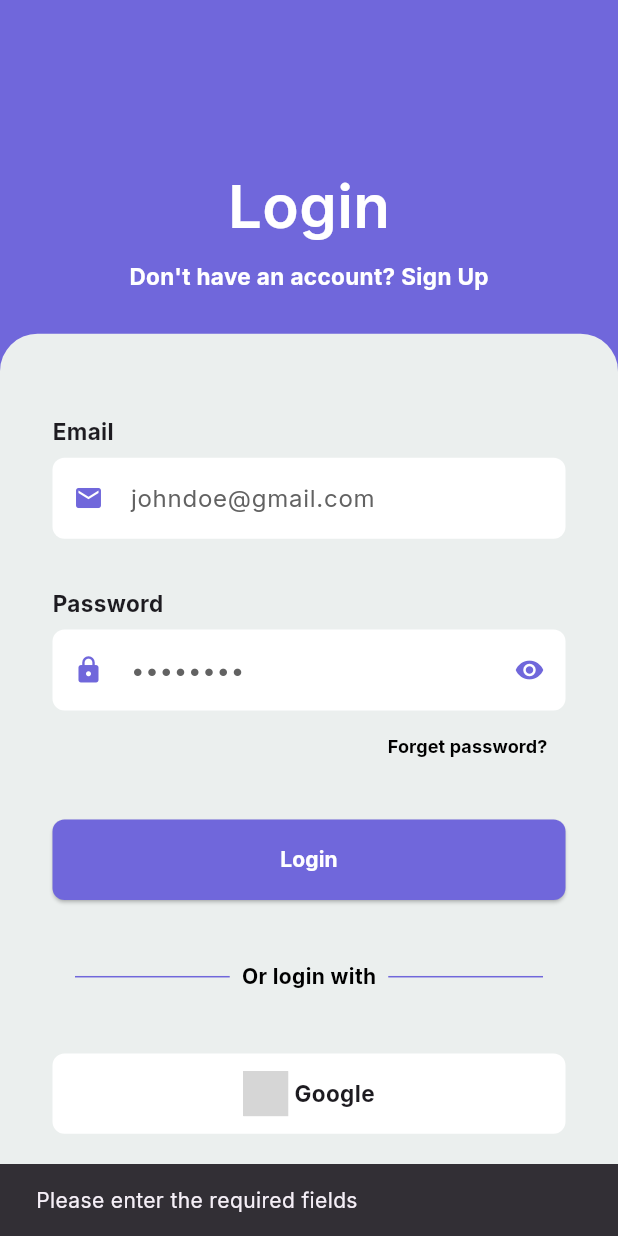
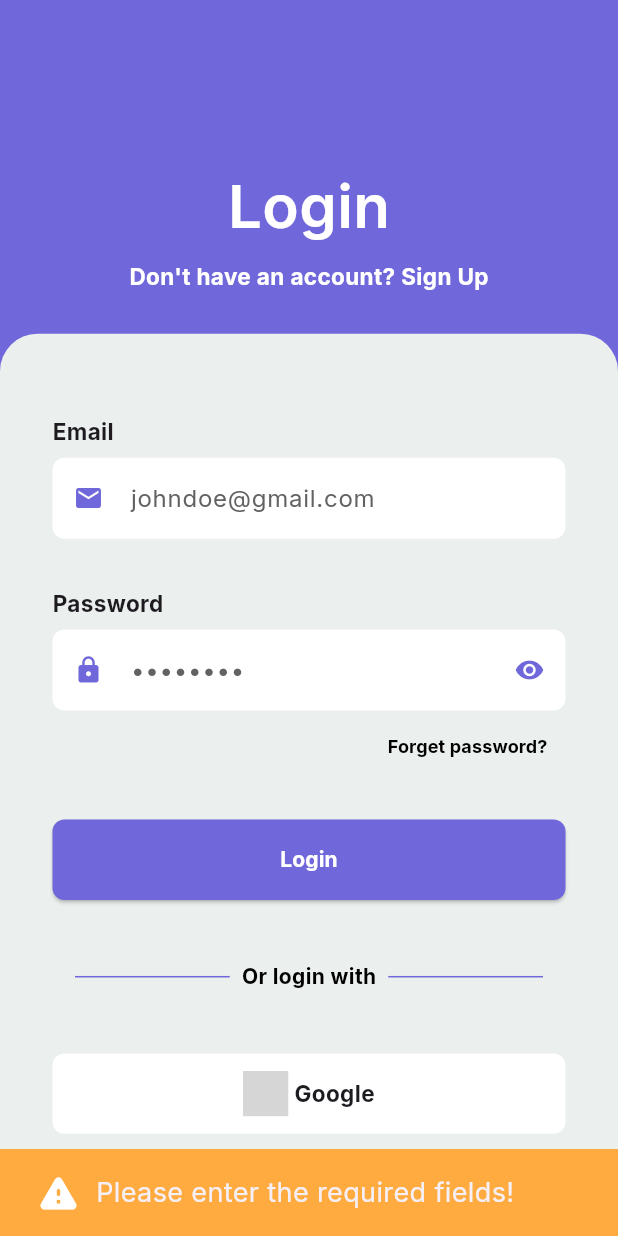
Before and after one commit to Sabinkc/order_management_system, a Flutter app: the screen it shows after launch, after a tap on "Login", on a phone screen of 412 x 824 dp. Run offline on Flutter 3.47's test engine with Material 3 defaults, Android fonts, the phone set to English and light mode, and no system bars; drawn by our look-alikes of keyboard_dismisser; our stand-ins replace device_info_plus, google_fonts, icons_plus, logger; grey boxes are pictures that could not be loaded.

Commit message:
added login  email and name in profile

```diff
--- a/lib/common/common_color.dart
+++ b/lib/common/common_color.dart
@@ -8,4 +8,5 @@ class CommonColor {
   static Color darkGreyColor = Color(0xFF626262);
   static Color whiteColor = Color(0xFFFFFFFF);
   static Color blackColor = Color(0xFF000000);
+  static Color snackbarColor = Colors.orangeAccent;
 }
--- a/lib/features/dashboard/presentation/screens/landing_screen.dart
+++ b/lib/features/dashboard/presentation/screens/landing_screen.dart
@@ -2,7 +2,7 @@ import 'package:flutter/material.dart';
 import 'package:order_management_system/common/common_color.dart';
 import 'package:order_management_system/features/dashboard/domain/bottom_navigationbar_provider.dart';
 import 'package:order_management_system/features/dashboard/presentation/screens/dashboard_screen.dart';
-import 'package:order_management_system/features/dashboard/presentation/screens/profile_screen.dart';
+import 'package:order_management_system/features/profile/presentation/screens/profile_screen.dart';
 import 'package:order_management_system/features/order%20history/presentation/screens/order_history_screen.dart';
 import 'package:provider/provider.dart';
 
--- a/lib/features/login/presentation/widgets/textfieldandloginbutton_widget_login.dart
+++ b/lib/features/login/presentation/widgets/textfieldandloginbutton_widget_login.dart
@@ -1,139 +1,3 @@
-// import 'package:flutter/cupertino.dart';
-// import 'package:flutter/material.dart';
-// import 'package:logger/logger.dart';
-// import 'package:order_management_system/common/common_color.dart';
-// import 'package:order_management_system/common/common_textfield.dart';
-// import 'package:order_management_system/features/dashboard/presentation/screens/landing_screen.dart';
-// import 'package:order_management_system/features/login/domain/auth_provider.dart';
-// import 'package:order_management_system/features/login/domain/login_textfield_provider.dart';
-// import 'package:provider/provider.dart';
-
-// class TextfieldandloginbuttonWidgetLogin extends StatelessWidget {
-//   const TextfieldandloginbuttonWidgetLogin({super.key});
-
-//   @override
-//   Widget build(BuildContext context) {
-//     final double screenHeight = MediaQuery.of(context).size.height;
-
-//     TextEditingController emailController = TextEditingController();
-//     TextEditingController passwordController = TextEditingController();
-//     final logger = Logger();
-
-//     return Column(
-//       crossAxisAlignment: CrossAxisAlignment.start,
-//       children: [
-//         Text(
-//           "Email",
-//           style: TextStyle(fontSize: 15, fontWeight: FontWeight.bold),
-//         ),
-//         SizedBox(
-//           height: screenHeight * 0.008,
-//         ),
-//         CommonTextfield(
-//           controller: emailController,
-//           hintText: "johndoe@gmail.com",
-//           prefixIcon: Icons.email,
-//         ),
-//         SizedBox(height: screenHeight * 0.04),
-//         Text(
-//           "Password",
-//           style: TextStyle(fontSize: 15, fontWeight: FontWeight.bold),
-//         ),
-//         SizedBox(
-//           height: screenHeight * 0.008,
-//         ),
-//         Consumer<LoginTextfieldProvider>(builder: (context, provider, child) {
-//           return CommonTextfield(
-//             controller: passwordController,
-//             isObscure: provider.isObscure,
-//             onSuffixPressed: provider.switchObscure,
-//             hintText: "••••••••",
-//             prefixIcon: Icons.lock,
-//             suffixIcon: provider.isObscure == true
-//                 ? Icons.visibility_off
-//                 : Icons.visibility,
-//           );
-//         }),
-//         Align(
-//           alignment: Alignment.centerRight,
-//           child: TextButton(
-//             onPressed: () {},
-//             child: Text(
-//               "Forget password?",
-//               style: TextStyle(
-//                   fontSize: 12,
-//                   fontWeight: FontWeight.bold,
-//                   color: Colors.black),
-//             ),
-//           ),
-//         ),
-//         SizedBox(
-//           height: screenHeight * 0.03,
-//         ),
-//         Consumer<AuthProvider>(
-//           builder: (context, provider, child) {
-//             return SizedBox(
-//               width: double.infinity,
-//               height: screenHeight * 0.065,
-//               child: ElevatedButton(
-//                   style: ElevatedButton.styleFrom(
-//                       shape: RoundedRectangleBorder(
-//                           borderRadius: BorderRadius.circular(8)),
-//                       foregroundColor: Colors.white,
-//                       backgroundColor: CommonColor.primaryColor),
-//                   onPressed: () async {
-//                     if (emailController.text.isEmpty ||
-//                         passwordController.text.isEmpty) {
-//                       ScaffoldMessenger.of(context).showSnackBar(
-//                         SnackBar(
-//                           duration: Duration(milliseconds: 300),
-//                           content: Text("Please enter the required field!"),
-//                         ),
-//                       );
-//                       return;
-//                     }
-//                     bool successfulLogin = await provider.login(
-//                         emailController.text, passwordController.text);
-
-//                     if (successfulLogin) {
-//                       if (context.mounted) {
-//                         Navigator.push(
-//                           context,
-//                           CupertinoPageRoute(
-//                               builder: (context) => LandingScreen()),
-//                         );
-//                       }
-//                     } else {
-//                       logger.i("Unable to login!");
-//                       if (context.mounted) {
-//                         ScaffoldMessenger.of(context).showSnackBar(
-//                           SnackBar(
-//                             duration: Duration(milliseconds: 300),
-//                             content: Text("Login Failed!"),
-//                           ),
-//                         );
-//                       }
-//                     }
-//                     logger.i("login pressed");
-//                   },
-
-//                   child: provider.isLoading == true
-//                       ? Center(
-//                           child: CircularProgressIndicator(
-//                           color: Colors.white,
-//                         ))
-//                       : Text(
-//                           "Login",
-//                           style: TextStyle(fontWeight: FontWeight.bold),
-//                         )),
-//             );
-//           },
-//         ),
-//       ],
-//     );
-//   }
-// }
-
 import 'package:flutter/cupertino.dart';
 import 'package:flutter/material.dart';
 import 'package:logger/logger.dart';
@@ -142,6 +6,7 @@ import 'package:order_management_system/common/common_textfield.dart';
 import 'package:order_management_system/features/dashboard/presentation/screens/landing_screen.dart';
 import 'package:order_management_system/features/login/domain/auth_provider.dart';
 import 'package:order_management_system/features/login/domain/login_textfield_provider.dart';
+import 'package:order_management_system/features/profile/domain/profile_data_provider.dart';
 import 'package:provider/provider.dart';
 
 class TextfieldandloginbuttonWidgetLogin extends StatelessWidget {
@@ -218,23 +83,57 @@ class TextfieldandloginbuttonWidgetLogin extends StatelessWidget {
                       foregroundColor: Colors.white,
                       backgroundColor: CommonColor.primaryColor),
                   onPressed: () async {
-                    final email = emailController.text.trim();
-                    final password = passwordController.text.trim();
+                    final email = emailController.text;
+                    final password = passwordController.text;
 
                     if (email.isEmpty || password.isEmpty) {
                       ScaffoldMessenger.of(context).showSnackBar(
                         SnackBar(
-                          content: Text("Please enter the required fields"),
-                          duration: Duration(seconds: 2),
+                          backgroundColor: CommonColor.snackbarColor,
+                          content: Center(
+                              child: Row(
+                            mainAxisAlignment: MainAxisAlignment.center,
+                            crossAxisAlignment: CrossAxisAlignment.center,
+                            spacing: 10,
+                            children: [
+                              Icon(
+                                Icons.warning_rounded,
+                                color: CommonColor.whiteColor,
+                                size: 30,
+                              ),
+                              Expanded(
+                                child: Text(
+                                  maxLines: 2,
+                                  overflow: TextOverflow.ellipsis,
+                                  "Please enter the required fields!",
+                                  style: TextStyle(fontSize: 18),
+                                ),
+                              ),
+                            ],
+                          )),
+                          duration: Duration(seconds: 1),
                         ),
                       );
                       return;
                     }
 
                     final response = await provider.login(email, password);
+                    logger.i("Response:$response");
+                    logger.i(
+                        "Username:${response["data"]["data"]["profile"]["name"]}");
+                    logger.i(
+                        "Email:${response["data"]["data"]["profile"]["email"]}");
 
                     if (response["success"] == true) {
+
                       if (context.mounted) {
+                        final ProfileDataProvider profileProvider =
+                          Provider.of<ProfileDataProvider>(context,listen: false);
+                      final name = response["data"]["data"]["profile"]["name"];
+                      final email =
+                          response["data"]["data"]["profile"]["email"];
+
+                      profileProvider.addProfileData(name, email);
                         Navigator.push(
                           context,
                           CupertinoPageRoute(
@@ -257,8 +156,31 @@ class TextfieldandloginbuttonWidgetLogin extends StatelessWidget {
                       if (context.mounted) {
                         ScaffoldMessenger.of(context).showSnackBar(
                           SnackBar(
-                            content: Text(errorMessage),
-                            duration: Duration(seconds: 2),
+                            backgroundColor: CommonColor.snackbarColor,
+                            content: Center(
+                                child: Row(
+                              crossAxisAlignment: CrossAxisAlignment.center,
+                              mainAxisAlignment: MainAxisAlignment.center,
+                              children: [
+                                Icon(
+                                  Icons.warning_rounded,
+                                  color: CommonColor.whiteColor,
+                                  size: 40,
+                                ),
+                                SizedBox(
+                                  width: 10,
+                                ),
+                                Expanded(
+                                  child: Text(
+                                    maxLines: 2,
+                                    overflow: TextOverflow.ellipsis,
+                                    errorMessage,
+                                    style: TextStyle(fontSize: 18),
+                                  ),
+                                ),
+                              ],
+                            )),
+                            duration: Duration(seconds: 1),
                           ),
                         );
                       }
--- /dev/null
+++ b/lib/features/profile/domain/profile_data_provider.dart
@@ -0,0 +1,12 @@
+import 'package:flutter/material.dart';
+
+class ProfileDataProvider extends ChangeNotifier {
+  String userName = "John Doe";
+  String userEmail = "johndoe@gmail.com";
+
+  void addProfileData(String name, String email) {
+    userName = name;
+    userEmail = email;
+    notifyListeners();
+  }
+}
--- a/lib/main.dart
+++ b/lib/main.dart
@@ -6,6 +6,7 @@ import 'package:order_management_system/features/dashboard/domain/tab_bar_provid
 import 'package:order_management_system/features/login/domain/auth_provider.dart';
 import 'package:order_management_system/features/login/domain/login_textfield_provider.dart';
 import 'package:order_management_system/features/login/presentation/screens/login_screen.dart';
+import 'package:order_management_system/features/profile/domain/profile_data_provider.dart';
 import 'package:order_management_system/features/signup/domain/checkbox_provider.dart';
 import 'package:order_management_system/features/signup/domain/signup_textfield_provider.dart';
 import 'package:provider/provider.dart';
@@ -35,6 +36,8 @@ class MyApplication extends StatelessWidget {
         ChangeNotifierProvider<BottomNavigationbarProvider>(
             create: (_) => BottomNavigationbarProvider()),
         ChangeNotifierProvider<AuthProvider>(create: (_) => AuthProvider()),
+        ChangeNotifierProvider<ProfileDataProvider>(
+            create: (_) => ProfileDataProvider()),
       ],
       child: MaterialApp(
         theme: ThemeData(
```
Also changed, not shown: lib/features/dashboard/presentation/screens/profile_screen.dart (deleted, +0 -150 lines), lib/features/login/data/api_service.dart (+12 -48 lines), lib/features/login/domain/auth_provider.dart (+0 -25 lines), lib/features/profile/presentation/screens/profile_screen.dart (added, +157 -0 lines).
